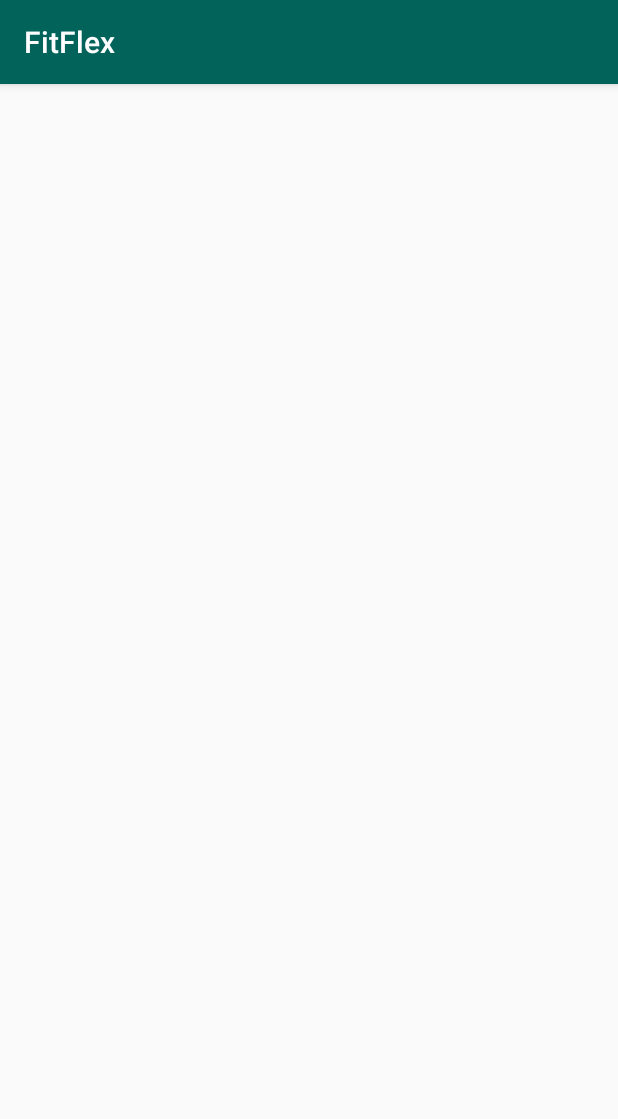
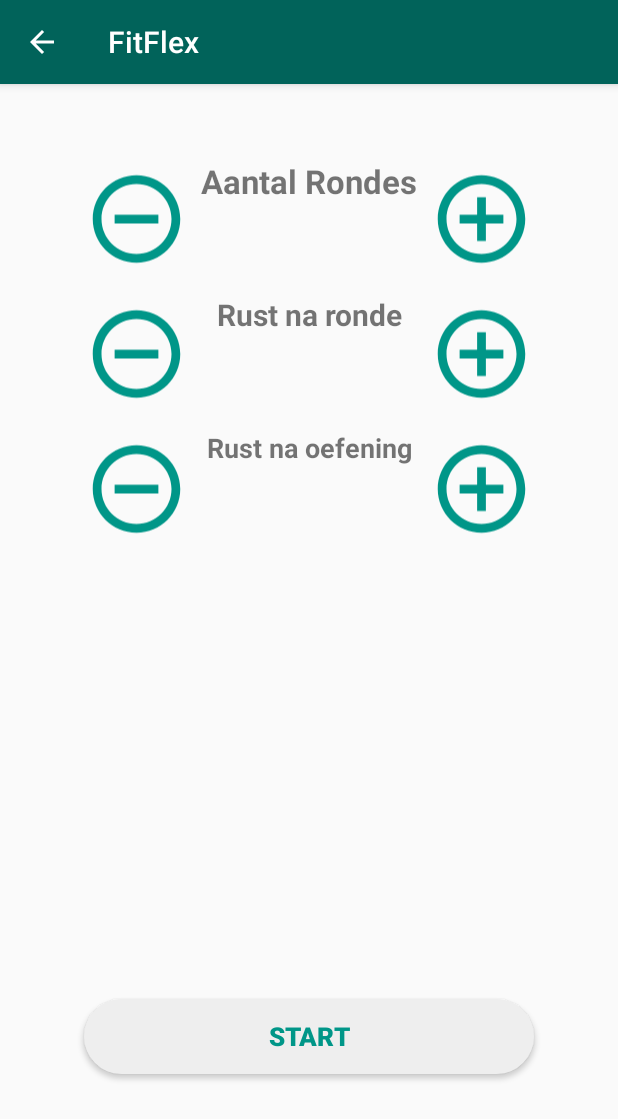
Before and after one commit to Maxim2012-dev/GIP, an Android app: the WorkoutSettings screen opened directly, with no data from a screen before it, on a phone screen of 412 x 824 dp. Shown: the top 1119 px of the screen. Run offline under Robolectric (Android 15) with nearby library versions, the phone set to English and light mode, and no system bars.

Commit message:
workoutSettings

```diff
--- a/FitFlex/app/src/main/AndroidManifest.xml
+++ b/FitFlex/app/src/main/AndroidManifest.xml
@@ -14,10 +14,13 @@
         android:roundIcon="@mipmap/ic_launcher_round"
         android:supportsRtl="true"
         android:theme="@style/AppTheme">
-        <activity android:name=".WorkoutSettings"></activity>
+        <activity
+            android:name=".WorkoutSettings"
+            android:parentActivityName=".StelWorkoutSamen" />
         <activity
             android:name=".OefeningListActivity"
             android:label="@string/title_oefening_list"
+            android:parentActivityName=".StelWorkoutSamen"
             android:theme="@style/AppTheme.NoActionBar" />
         <activity
             android:name=".OefeningDetailActivity"
--- a/FitFlex/app/src/main/java/com/example/fitflex/StelWorkoutSamen.java
+++ b/FitFlex/app/src/main/java/com/example/fitflex/StelWorkoutSamen.java
@@ -45,15 +45,7 @@ public class StelWorkoutSamen extends AppCompatActivity implements View.OnClickL
         SharedPreferences sharedPref = this.getPreferences(Context.MODE_PRIVATE);
         SharedPreferences.Editor editor = sharedPref.edit();
 
-        naam = findViewById(R.id.naam);
-        geenOefeningen = findViewById(R.id.geen_oefeningen);
-        toevoegen = findViewById(R.id.toevoegen);
-        volgende = findViewById(R.id.volgende);
-        listView = findViewById(R.id.workoutOefeningen);
-        verwijder = findViewById(R.id.verwijder);
-
-        oefeningen = ((MyApplication) this.getApplication()).getOefeningen();
-
+        initViews();
         setListeners();
 
         if (oefeningen.size() == 0) {
@@ -63,6 +55,7 @@ public class StelWorkoutSamen extends AppCompatActivity implements View.OnClickL
             getSupportActionBar().setTitle(naamWorkout);
             naam.setText(naamWorkout);
 
+            volgende.setVisibility(View.GONE);
             geenOefeningen.setText("Nog geen oefeningen...");
 
             editor.putString("naamWorkout", naamWorkout);
@@ -91,6 +84,13 @@ public class StelWorkoutSamen extends AppCompatActivity implements View.OnClickL
                                 public void onClick(DialogInterface dialog, int which) {
 
                                     oefeningen.remove(item);
+
+                                    if (oefeningen.size() == 0) {
+
+                                        volgende.setVisibility(View.GONE);
+                                        geenOefeningen.setText("Nog geen oefeningen");
+
+                                    }
                                     customAdapter.notifyDataSetChanged();
 
                                 }
@@ -101,6 +101,19 @@ public class StelWorkoutSamen extends AppCompatActivity implements View.OnClickL
                 }
             });
         }
+
+    }
+
+    private void initViews() {
+
+        naam = findViewById(R.id.naam);
+        geenOefeningen = findViewById(R.id.geen_oefeningen);
+        toevoegen = findViewById(R.id.toevoegen);
+        volgende = findViewById(R.id.volgende);
+        listView = findViewById(R.id.workoutOefeningen);
+        verwijder = findViewById(R.id.verwijder);
+
+        oefeningen = ((MyApplication) this.getApplication()).getOefeningen();
 
     }
 
@@ -120,7 +133,7 @@ public class StelWorkoutSamen extends AppCompatActivity implements View.OnClickL
                 startActivity(new Intent(this, OefeningListActivity.class));
                 break;
             case R.id.volgende:
-
+                startActivity(new Intent(this, WorkoutSettings.class));
                 break;
 
         }
--- /dev/null
+++ b/FitFlex/app/src/main/res/drawable/ic_add_circle_outline.xml
@@ -0,0 +1,5 @@
+<vector android:height="70dp" android:tint="#009688"
+    android:viewportHeight="24.0" android:viewportWidth="24.0"
+    android:width="70dp" xmlns:android="http://schemas.android.com/apk/res/android">
+    <path android:fillColor="#FF000000" android:pathData="M13,7h-2v4L7,11v2h4v4h2v-4h4v-2h-4L13,7zM12,2C6.48,2 2,6.48 2,12s4.48,10 10,10 10,-4.48 10,-10S17.52,2 12,2zM12,20c-4.41,0 -8,-3.59 -8,-8s3.59,-8 8,-8 8,3.59 8,8 -3.59,8 -8,8z"/>
+</vector>
--- /dev/null
+++ b/FitFlex/app/src/main/res/drawable/ic_remove_circle_outline.xml
@@ -0,0 +1,5 @@
+<vector android:height="24dp" android:tint="#009688"
+    android:viewportHeight="24.0" android:viewportWidth="24.0"
+    android:width="24dp" xmlns:android="http://schemas.android.com/apk/res/android">
+    <path android:fillColor="#FF000000" android:pathData="M7,11v2h10v-2L7,11zM12,2C6.48,2 2,6.48 2,12s4.48,10 10,10 10,-4.48 10,-10S17.52,2 12,2zM12,20c-4.41,0 -8,-3.59 -8,-8s3.59,-8 8,-8 8,3.59 8,8 -3.59,8 -8,8z"/>
+</vector>
--- a/FitFlex/app/src/main/res/layout/activity_workout_settings.xml
+++ b/FitFlex/app/src/main/res/layout/activity_workout_settings.xml
@@ -1,9 +1,195 @@
 <?xml version="1.0" encoding="utf-8"?>
-<LinearLayout
+<RelativeLayout
     xmlns:android="http://schemas.android.com/apk/res/android"
     xmlns:tools="http://schemas.android.com/tools"
     android:layout_width="match_parent"
     android:layout_height="match_parent"
     tools:context=".WorkoutSettings">
 
-</LinearLayout>
+    <RelativeLayout
+        android:id="@+id/rondes"
+        android:layout_width="300dp"
+        android:layout_height="80dp"
+        android:layout_centerHorizontal="true"
+        android:layout_marginTop="50dp">
+
+        <ImageView
+            android:id="@+id/incrementRondes"
+            android:layout_width="70dp"
+            android:layout_height="match_parent"
+            android:src="@drawable/ic_add_circle_outline"
+            android:contentDescription="@string/increment"
+            android:layout_alignParentEnd="true">
+
+        </ImageView>
+
+        <LinearLayout
+            android:layout_width="160dp"
+            android:layout_height="match_parent"
+            android:layout_centerHorizontal="true"
+            android:orientation="vertical">
+
+            <TextView
+                android:layout_width="match_parent"
+                android:layout_height="30dp"
+                android:text="@string/aantal_rondes"
+                android:textStyle="bold"
+                android:textAlignment="center"
+                android:textSize="22sp">
+
+            </TextView>
+
+            <TextView
+                android:id="@+id/aantalRondes"
+                android:layout_width="match_parent"
+                android:layout_height="50dp"
+                android:text=""
+                android:textStyle="bold"
+                android:textAlignment="center"
+                android:textSize="30sp">
+
+            </TextView>
+
+        </LinearLayout>
+
+        <ImageView
+            android:id="@+id/decrementRondes"
+            android:layout_width="70dp"
+            android:layout_height="match_parent"
+            android:src="@drawable/ic_remove_circle_outline"
+            android:contentDescription="@string/increment">
+
+        </ImageView>
+
+    </RelativeLayout>
+
+    <RelativeLayout
+        android:id="@+id/rustTussenRondes"
+        android:layout_width="300dp"
+        android:layout_height="80dp"
+        android:layout_centerHorizontal="true"
+        android:layout_marginTop="140dp">
+
+        <ImageView
+            android:id="@+id/incrementTussenRondes"
+            android:layout_width="70dp"
+            android:layout_height="match_parent"
+            android:src="@drawable/ic_add_circle_outline"
+            android:contentDescription="@string/increment"
+            android:layout_alignParentEnd="true">
+
+        </ImageView>
+
+        <LinearLayout
+            android:layout_width="160dp"
+            android:layout_height="match_parent"
+            android:layout_centerHorizontal="true"
+            android:orientation="vertical">
+
+            <TextView
+                android:layout_width="match_parent"
+                android:layout_height="30dp"
+                android:text="@string/rust_tussen_rondes"
+                android:textStyle="bold"
+                android:textAlignment="center"
+                android:textSize="20sp">
+
+            </TextView>
+
+            <TextView
+                android:id="@+id/tijdTussenRondes"
+                android:layout_width="match_parent"
+                android:layout_height="50dp"
+                android:text=""
+                android:textStyle="bold"
+                android:textAlignment="center"
+                android:textSize="30sp">
+
+            </TextView>
+
+        </LinearLayout>
+
+        <ImageView
+            android:id="@+id/decrementTussenRondes"
+            android:layout_width="70dp"
+            android:layout_height="match_parent"
+            android:src="@drawable/ic_remove_circle_outline"
+            android:contentDescription="@string/increment">
+
+        </ImageView>
+
+    </RelativeLayout>
+
+    <RelativeLayout
+        android:id="@+id/rustTussenOef"
+        android:layout_width="300dp"
+        android:layout_height="80dp"
+        android:layout_centerHorizontal="true"
+        android:layout_marginTop="230dp">
+
+        <ImageView
+            android:id="@+id/incrementTussenOef"
+            android:layout_width="70dp"
+            android:layout_height="match_parent"
+            android:src="@drawable/ic_add_circle_outline"
+            android:contentDescription="@string/increment"
+            android:layout_alignParentEnd="true">
+
+        </ImageView>
+
+        <LinearLayout
+            android:layout_width="160dp"
+            android:layout_height="match_parent"
+            android:layout_centerHorizontal="true"
+            android:orientation="vertical">
+
+            <TextView
+                android:layout_width="match_parent"
+                android:layout_height="30dp"
+                android:text="@string/rust_tussen_oefeningen"
+                android:textStyle="bold"
+                android:textAlignment="center"
+                android:textSize="18sp">
+
+            </TextView>
+
+            <TextView
+                android:id="@+id/tijdTussenOef"
+                android:layout_width="match_parent"
+                android:layout_height="50dp"
+                android:text=""
+                android:textStyle="bold"
+                android:textAlignment="center"
+                android:textSize="30sp">
+
+            </TextView>
+
+        </LinearLayout>
+
+        <ImageView
+            android:id="@+id/decrementTussenOef"
+            android:layout_width="70dp"
+            android:layout_height="match_parent"
+            android:src="@drawable/ic_remove_circle_outline"
+            android:contentDescription="@string/increment">
+
+        </ImageView>
+
+    </RelativeLayout>
+
+    <Button
+        android:layout_width="300dp"
+        android:layout_height="50dp"
+        android:layout_below="@id/rustTussenOef"
+        android:layout_centerHorizontal="true"
+        android:layout_marginTop="300dp"
+        android:background="@drawable/loginbutton_selector"
+        android:text="@string/start"
+        android:textColor="#009688"
+        android:textSize="17sp"
+        android:textStyle="bold">
+
+
+    </Button>
+
+</RelativeLayout>
--- a/FitFlex/app/src/main/res/values/strings.xml
+++ b/FitFlex/app/src/main/res/values/strings.xml
@@ -19,7 +19,6 @@
     <string name="bevestig">BEVESTIG</string>
     <string name="terug">TERUG</string>
     <string name="title_activity_home">HomeActivity</string>
-    <string name="gerrit_wijns">Gerrit Wijns</string>
     <string name="pemail">Email</string>
     <string name="telefoon">Telefoonnummer</string>
     <string name="e_mailadres">E-mailadres</string>
@@ -30,13 +29,16 @@
     <string name="logo">logo</string>
     <string name="kies_een_naam_voor_je_workout">Kies een naam voor je workout:</string>
     <string name="volgende">Volgende</string>
-    <string name="title_activity_stel_workout_op">StelWorkoutOpActivity</string>
     <string name="start">Start</string>
     <string name="voeg_toe">Voeg Toe</string>
     <string name="title_oefening_list">Oefeningen</string>
-    <string name="title_oefening_detail">Oefening Detail</string>
     <string name="toevoegen">Toevoegen</string>
-    <string name="aantal_reps">Aantal Reps</string>
     <string name="voer_het_aantal_repetities_in_en_druk_op_toevoegen">Voer het aantal repetities in en druk op toevoegen</string>
     <string name="verwijder">Verwijder</string>
+    <string name="increment">increment</string>
+    <string name="aantal_reps">Aantal Reps</string>
+    <string name="aantal_rondes">Aantal Rondes</string>
+    <string name="rust_tussen_rondes">Rust na ronde</string>
+    <string name="rust_tussen_oefeningen">Rust na oefening</string>
+    <string name="title_oefening_detail" />
 </resources>
```
